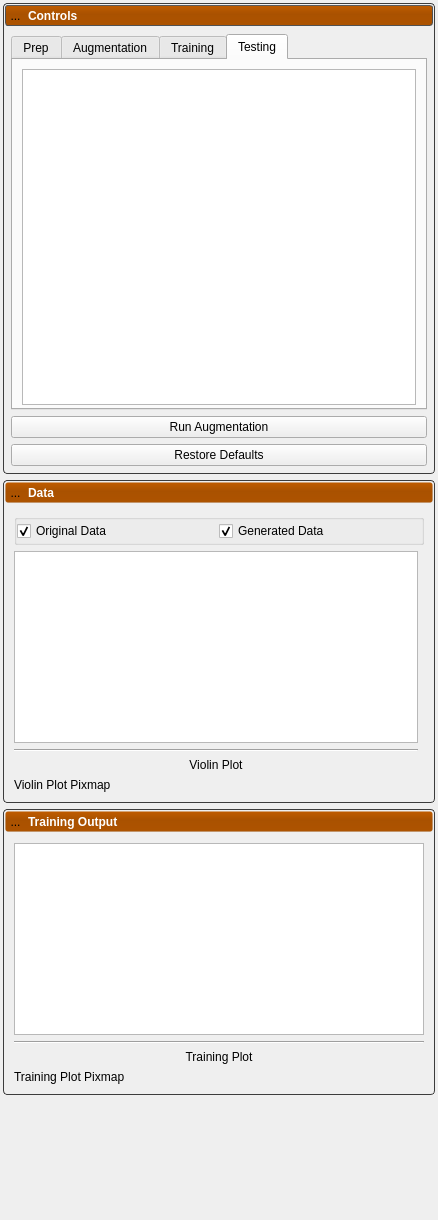
Above: Studio/DeepSSM/DeepSSMTool.ui from SCIInstitute/ShapeWorks before the change. Below: the same form after it.
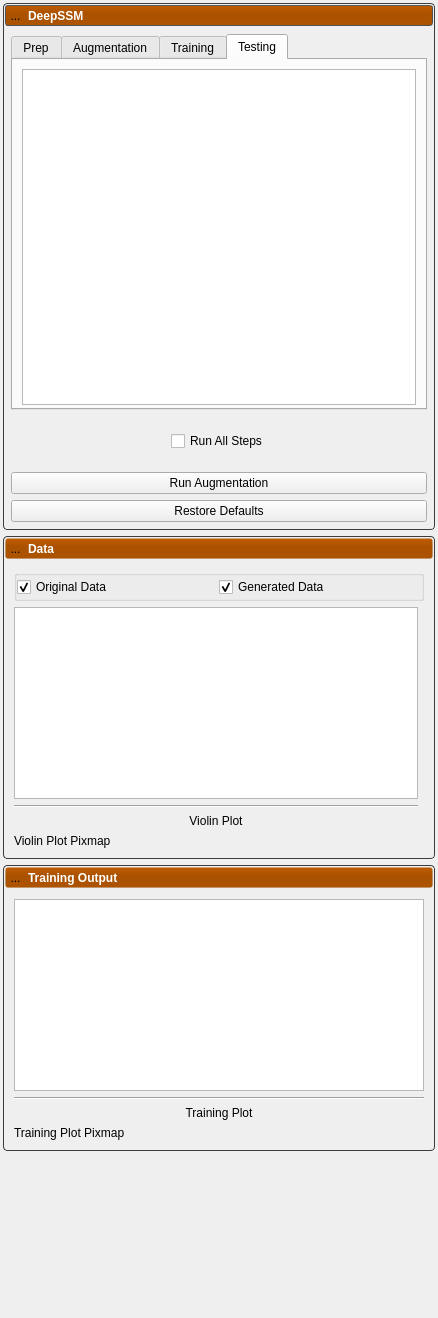
That is the form after the change. The open tabs and pages were chosen to show the change. Icons and pictures are not drawn.

Commit message: Add ability to run all steps with a checkbox

Patch:
```diff
--- a/Studio/DeepSSM/DeepSSMTool.ui
+++ b/Studio/DeepSSM/DeepSSMTool.ui
@@ -7,7 +7,7 @@
     <x>0</x>
     <y>0</y>
     <width>438</width>
-    <height>1220</height>
+    <height>1318</height>
    </rect>
   </property>
   <property name="windowTitle">
@@ -245,7 +245,7 @@
                <item>
                 <widget class="QLabel" name="controls_label">
                  <property name="text">
-                  <string>Controls</string>
+                  <string>DeepSSM</string>
                  </property>
                 </widget>
                </item>
@@ -294,7 +294,7 @@
             <property name="verticalSpacing">
              <number>6</number>
             </property>
-            <item row="2" column="0">
+            <item row="3" column="0">
              <widget class="QPushButton" name="restore_defaults">
               <property name="minimumSize">
                <size>
@@ -307,19 +307,6 @@
               </property>
              </widget>
             </item>
-            <item row="1" column="0">
-             <widget class="QPushButton" name="run_button">
-              <property name="minimumSize">
-               <size>
-                <width>0</width>
-                <height>22</height>
-               </size>
-              </property>
-              <property name="text">
-               <string>Run Augmentation</string>
-              </property>
-             </widget>
-            </item>
             <item row="0" column="0">
              <widget class="QTabWidget" name="tab_widget">
               <property name="currentIndex">
@@ -797,6 +784,67 @@
               </widget>
              </widget>
             </item>
+            <item row="1" column="0">
+             <widget class="QWidget" name="widget_3" native="true">
+              <property name="minimumSize">
+               <size>
+                <width>0</width>
+                <height>50</height>
+               </size>
+              </property>
+              <layout class="QGridLayout" name="gridLayout_9">
+               <item row="0" column="0">
+                <spacer name="horizontalSpacer_5">
+                 <property name="orientation">
+                  <enum>Qt::Horizontal</enum>
+                 </property>
+                 <property name="sizeHint" stdset="0">
+                  <size>
+                   <width>40</width>
+                   <height>20</height>
+                  </size>
+                 </property>
+                </spacer>
+               </item>
+               <item row="0" column="1">
+                <widget class="QCheckBox" name="run_all">
+                 <property name="toolTip">
+                  <string>Run Prep, Augmentation, Training and Testing Steps</string>
+                 </property>
+                 <property name="text">
+                  <string>Run All Steps</string>
+                 </property>
+                </widget>
+               </item>
+               <item row="0" column="2">
+                <spacer name="horizontalSpacer_6">
+                 <property name="orientation">
+                  <enum>Qt::Horizontal</enum>
+                 </property>
+                 <property name="sizeHint" stdset="0">
+                  <size>
+                   <width>40</width>
+                   <height>20</height>
+                  </size>
+                 </property>
+                </spacer>
+               </item>
+              </layout>
+             </widget>
+            </item>
+            <item row="2" column="0">
+             <widget class="QPushButton" name="run_button">
+              <property name="minimumSize">
+               <size>
+                <width>0</width>
+                <height>22</height>
+               </size>
+              </property>
+              <property name="text">
+               <string>Run Augmentation</string>
+              </property>
+             </widget>
+            </item>
            </layout>
           </widget>
          </item>
```
Left out of the diff: 28 changed lines with no effect on the pictures. The commit also changes 2 other files.
